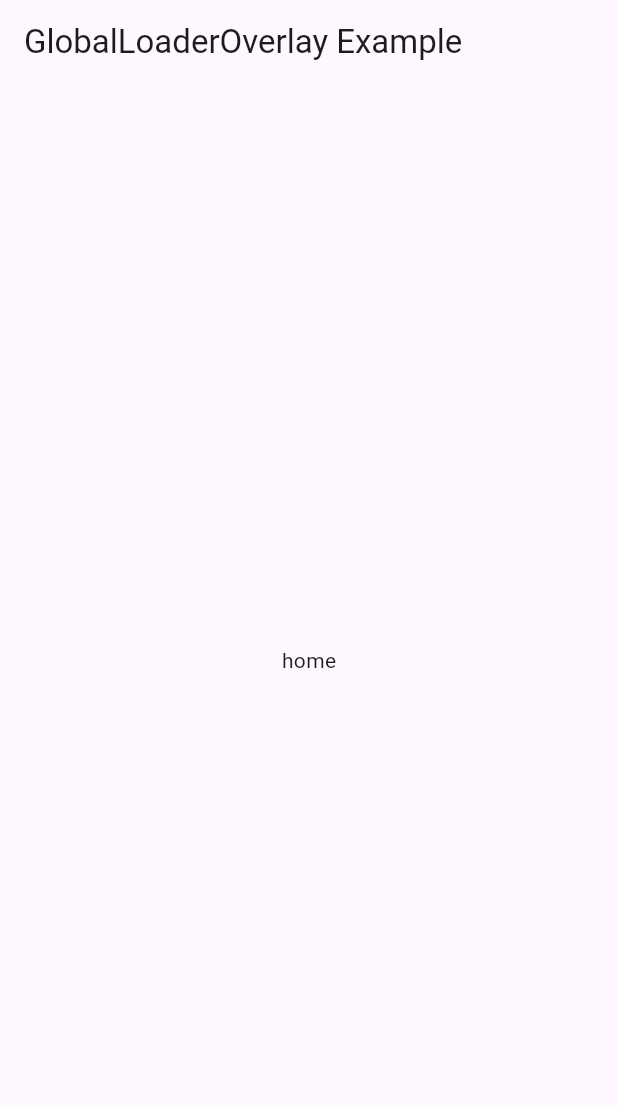
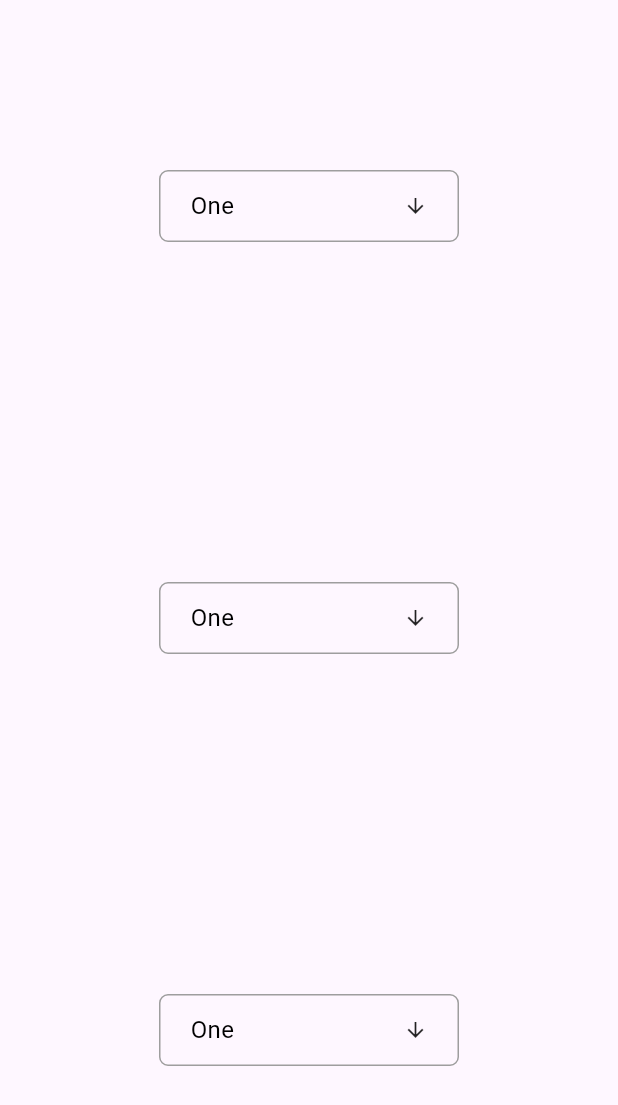
Before and after one commit to suprema-swkim/flutter_overlay_example, a Flutter app: the screen it shows after launch, on a phone screen of 412 x 824 dp. Shown: the top 1105 px of the screen. Run offline on Flutter 3.47's test engine with Material 3 defaults, Android fonts, the phone set to English and light mode, and no system bars; drawn by our look-alikes of loader_overlay; our stand-ins replace flutter_spinkit, fluttertoast.

Commit message:
dropdown button overlayentry를 사용해서 구현 예제코드 추가

```diff
--- /dev/null
+++ b/lib/overlay_entry_example.dart
@@ -0,0 +1,189 @@
+import 'package:flutter/cupertino.dart';
+import 'package:flutter/material.dart';
+
+class OverlayEntryExample extends StatelessWidget {
+  const OverlayEntryExample({Key? key}) : super(key: key);
+
+  @override
+  Widget build(BuildContext context) {
+    return const MaterialApp(
+      debugShowCheckedModeBanner: false,
+      home: Scaffold(
+        body: Center(
+          child: Column(
+            mainAxisAlignment: MainAxisAlignment.spaceAround,
+            children: [
+              CustomDropdownPage(),
+              CustomDropdownPage(),
+              CustomDropdownPage(),
+            ],
+          ),
+        ),
+      ),
+    );
+  }
+}
+
+OverlayEntry? _overlayEntry;
+
+class CustomDropdownPage extends StatefulWidget {
+  const CustomDropdownPage({Key? key}) : super(key: key);
+
+  @override
+  State<CustomDropdownPage> createState() => _CustomDropdownPageState();
+}
+
+class _CustomDropdownPageState extends State<CustomDropdownPage> {
+  // 드롭다운 리스트
+  static const List<String> _dropdownList = ['One', 'Two', 'Three', 'Four', 'Five'];
+
+  // 드롭다운 선택값
+  String _dropdownValue = _dropdownList[0];
+
+  // 위젯 링크(선택 항목 좌표 및 사이즈)
+  final LayerLink _layerLink = LayerLink();
+
+  // 드롭다운 생성
+  void _createOverlay() {
+    if (_overlayEntry == null) {
+      _overlayEntry = _overlayEntryMenu();
+      Overlay.of(context).insert(_overlayEntry!);
+    }
+  }
+
+  // 드롭다운 해제
+  void _removeOverlay() {
+    _overlayEntry?.remove();
+    _overlayEntry = null;
+  }
+
+  @override
+  Widget build(BuildContext context) {
+    // 드롭다운 버튼 빌드
+    return CompositedTransformTarget(
+      link: _layerLink,
+      child: GestureDetector(
+        onTap: () {
+          _createOverlay();
+        },
+        child: Container(
+          width: 200,
+          height: 48,
+          padding: const EdgeInsets.symmetric(horizontal: 20),
+          decoration: BoxDecoration(
+            border: Border.all(
+              color: Colors.grey,
+            ),
+            borderRadius: BorderRadius.circular(6),
+          ),
+          child: Row(
+            children: [
+              Text(
+                _dropdownValue,
+                style: const TextStyle(
+                  fontSize: 16,
+                  height: 22 / 16,
+                  color: Colors.black,
+                ),
+              ),
+              const Spacer(),
+              const Icon(
+                Icons.arrow_downward,
+                size: 16,
+              ),
+            ],
+          ),
+        ),
+      ),
+    );
+  }
+
+  // 드롭다운 메뉴 호출
+  OverlayEntry _overlayEntryMenu() {
+    return OverlayEntry(
+      maintainState: true,
+      builder: (context) {
+        var menuHeight = (22.0 * _dropdownList.length) + (21 * (_dropdownList.length - 1)) + 20;
+
+        var buttonHeight = _layerLink.leaderSize!.height; // 버튼 높이
+        var buttonOffSet = _layerLink.leader!.offset; // 버튼 좌표(왼쪽위 기준)
+        var pageHeight = MediaQuery.of(context).size.height; // 화면 높이
+        return Stack(
+          children: [
+            GestureDetector(
+              onTap: () {
+                _removeOverlay();
+              },
+            ),
+            Positioned(
+              width: _layerLink.leaderSize!.width,
+              child: CompositedTransformFollower(
+                link: _layerLink,
+                targetAnchor: Alignment.bottomLeft,
+                offset: const Offset(0, 0),
+
+                // targetAnchor: Alignment.topRight,
+                // offset: const Offset(0, 0),
+
+                // targetAnchor: Alignment.topLeft, // 수치조정 필요
+                // offset: Offset(0, -menuHeight),
+
+                // targetAnchor: Alignment.topLeft, // 수치조정 필요
+                // offset: Offset(-_layerLink.leaderSize!.width, 0),
+
+                child: Material(
+                  color: Colors.white,
+                  child: Container(
+                    height: menuHeight,
+                    decoration: BoxDecoration(
+                      border: Border.all(color: Colors.grey),
+                      borderRadius: BorderRadius.circular(5),
+                    ),
+                    child: ListView.separated(
+                      physics: const ClampingScrollPhysics(),
+                      padding: const EdgeInsets.symmetric(vertical: 10),
+                      itemCount: _dropdownList.length,
+                      itemBuilder: (context, index) {
+                        return CupertinoButton(
+                          padding: const EdgeInsets.symmetric(horizontal: 14),
+                          pressedOpacity: 1,
+                          minSize: 0,
+                          onPressed: () {
+                            setState(() {
+                              _dropdownValue = _dropdownList.elementAt(index);
+                            });
+                            _removeOverlay();
+                          },
+                          child: Align(
+                            alignment: Alignment.centerLeft,
+                            child: Text(
+                              _dropdownList.elementAt(index),
+                              style: const TextStyle(
+                                fontSize: 16,
+                                height: 22 / 16,
+                                color: Colors.black,
+                              ),
+                            ),
+                          ),
+                        );
+                      },
+                      separatorBuilder: (context, index) {
+                        return const Padding(
+                          padding: EdgeInsets.symmetric(horizontal: 8),
+                          child: Divider(
+                            color: Colors.grey,
+                            height: 20,
+                          ),
+                        );
+                      },
+                    ),
+                  ),
+                ),
+              ),
+            )
+          ],
+        );
+      },
+    );
+  }
+}
```
Also changed, not shown: lib/main.dart (+5 -2 lines), OverlayEntryVSOverlayPortal.png (added).
